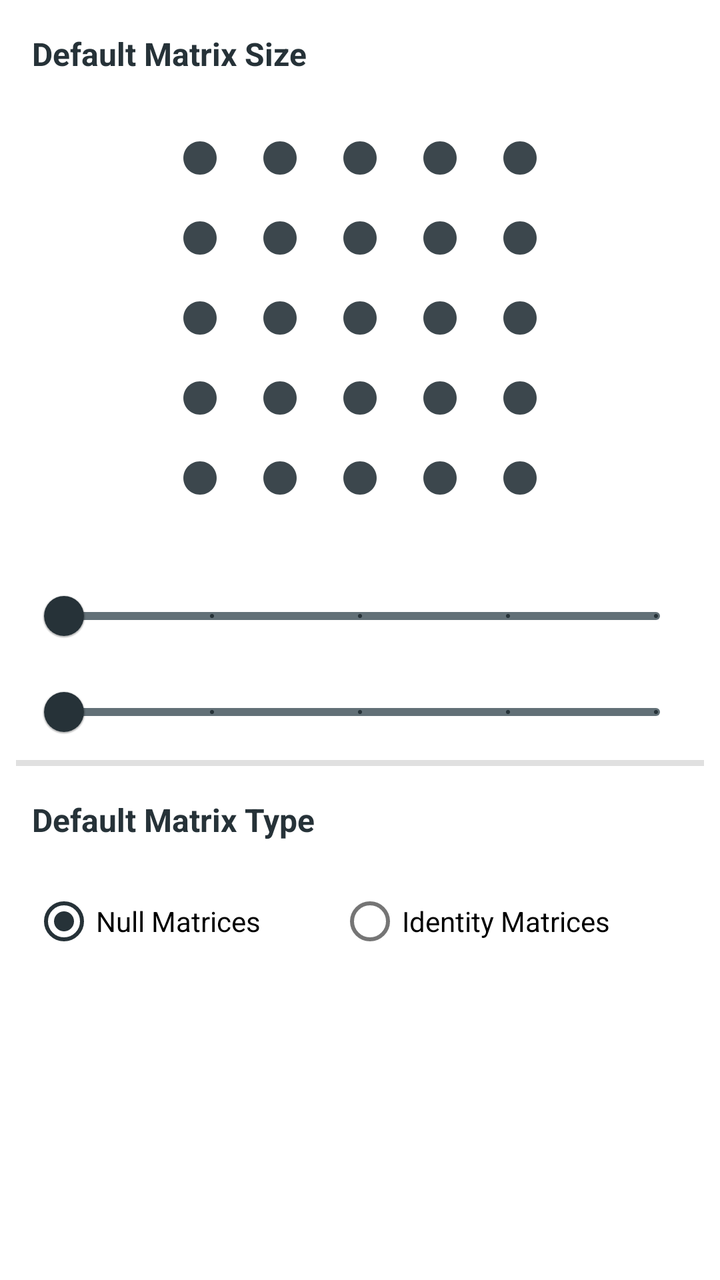
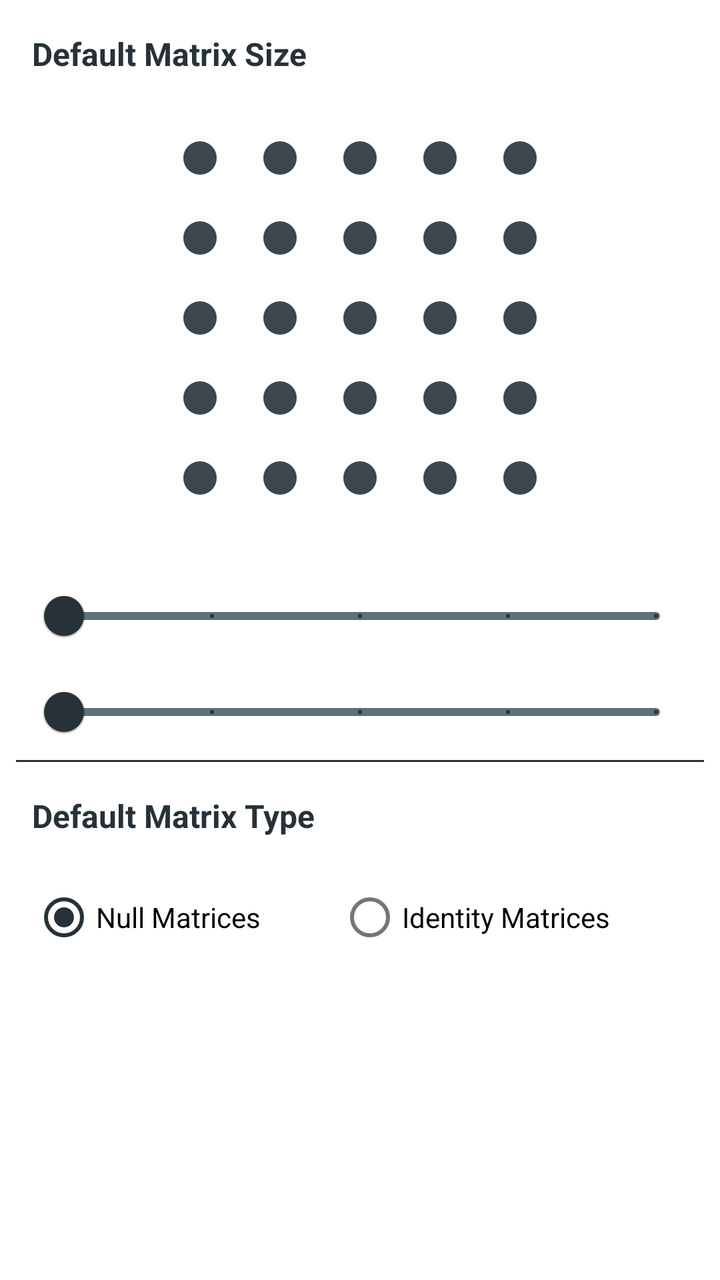

Before-and-after screenshots of an Android layout around one commit, followed by the original layout XML and the change that was made.
<!-- AndroidManifest.xml: application theme Theme.Matscape -->
<!-- res/layout/fragment_nav_settings.xml -->
<?xml version="1.0" encoding="utf-8"?>
<androidx.constraintlayout.widget.ConstraintLayout xmlns:android="http://schemas.android.com/apk/res/android"
    xmlns:app="http://schemas.android.com/apk/res-auto"
    xmlns:tools="http://schemas.android.com/tools"
    android:layout_width="match_parent"
    android:layout_height="match_parent"
    tools:context=".Fragments.NavigationFragments.SettingsFragment">

    <TextView
        android:id="@+id/Heading1"
        android:layout_width="wrap_content"
        android:layout_height="wrap_content"
        android:layout_margin="16dp"
        android:text="@string/default_matrix_heading"
        android:textColor="@color/blue_black"
        android:textSize="16sp"
        android:textStyle="bold"
        app:layout_constraintStart_toStartOf="parent"
        app:layout_constraintTop_toTopOf="parent" />

    <LinearLayout
        android:id="@+id/linearLayout"
        android:layout_width="wrap_content"
        android:layout_height="wrap_content"
        android:layout_marginTop="16dp"
        android:orientation="horizontal"
        app:layout_constraintBottom_toTopOf="@+id/SettingsGuideline1"
        app:layout_constraintEnd_toEndOf="parent"
        app:layout_constraintStart_toStartOf="parent"
        app:layout_constraintTop_toBottomOf="@+id/Heading1">

        <LinearLayout
            style="@style/ChangeMatrixLinearLayouts"
            app:layout_constraintTop_toBottomOf="@+id/imageView">

            <ImageView
                android:id="@+id/SettingsMatrixPrev11"
                style="@style/DefaultMatrixPreviewBullets"
                tools:ignore="ContentDescription" />

            <ImageView
                android:id="@+id/SettingsMatrixPrev21"
                style="@style/DefaultMatrixPreviewBullets"
                tools:ignore="ContentDescription" />

            <ImageView
                android:id="@+id/SettingsMatrixPrev31"
                style="@style/DefaultMatrixPreviewBullets"
                tools:ignore="ContentDescription" />

            <ImageView
                android:id="@+id/SettingsMatrixPrev41"
                style="@style/DefaultMatrixPreviewBullets"
                tools:ignore="ContentDescription" />

            <ImageView
                android:id="@+id/SettingsMatrixPrev51"
                style="@style/DefaultMatrixPreviewBullets"
                tools:ignore="ContentDescription" />

        </LinearLayout>

        <LinearLayout
            style="@style/ChangeMatrixLinearLayouts"
            app:layout_constraintTop_toBottomOf="@+id/imageView">

            <ImageView
                android:id="@+id/SettingsMatrixPrev12"
                style="@style/DefaultMatrixPreviewBullets"
                tools:ignore="ContentDescription" />

            <ImageView
                android:id="@+id/SettingsMatrixPrev22"
                style="@style/DefaultMatrixPreviewBullets"
                tools:ignore="ContentDescription" />

            <ImageView
                android:id="@+id/SettingsMatrixPrev32"
                style="@style/DefaultMatrixPreviewBullets"
                tools:ignore="ContentDescription" />

            <ImageView
                android:id="@+id/SettingsMatrixPrev42"
                style="@style/DefaultMatrixPreviewBullets"
                tools:ignore="ContentDescription" />

            <ImageView
                android:id="@+id/SettingsMatrixPrev52"
                style="@style/DefaultMatrixPreviewBullets"
                tools:ignore="ContentDescription" />
        </LinearLayout>

        <LinearLayout
            style="@style/ChangeMatrixLinearLayouts"
            app:layout_constraintTop_toBottomOf="@+id/imageView">

            <ImageView
                android:id="@+id/SettingsMatrixPrev13"
                style="@style/DefaultMatrixPreviewBullets"
                tools:ignore="ContentDescription" />

            <ImageView
                android:id="@+id/SettingsMatrixPrev23"
                style="@style/DefaultMatrixPreviewBullets"
                tools:ignore="ContentDescription" />

            <ImageView
                android:id="@+id/SettingsMatrixPrev33"
                style="@style/DefaultMatrixPreviewBullets"
                tools:ignore="ContentDescription" />

            <ImageView
                android:id="@+id/SettingsMatrixPrev43"
                style="@style/DefaultMatrixPreviewBullets"
                tools:ignore="ContentDescription" />

            <ImageView
                android:id="@+id/SettingsMatrixPrev53"
                style="@style/DefaultMatrixPreviewBullets"
                tools:ignore="ContentDescription" />
        </LinearLayout>

        <LinearLayout
            style="@style/ChangeMatrixLinearLayouts"
            app:layout_constraintTop_toBottomOf="@+id/imageView">

            <ImageView
                android:id="@+id/SettingsMatrixPrev14"
                style="@style/DefaultMatrixPreviewBullets"
                tools:ignore="ContentDescription" />

            <ImageView
                android:id="@+id/SettingsMatrixPrev24"
                style="@style/DefaultMatrixPreviewBullets"
                tools:ignore="ContentDescription" />

            <ImageView
                android:id="@+id/SettingsMatrixPrev34"
                style="@style/DefaultMatrixPreviewBullets"
                tools:ignore="ContentDescription" />

            <ImageView
                android:id="@+id/SettingsMatrixPrev44"
                style="@style/DefaultMatrixPreviewBullets"
                tools:ignore="ContentDescription" />

            <ImageView
                android:id="@+id/SettingsMatrixPrev54"
                style="@style/DefaultMatrixPreviewBullets"
                tools:ignore="ContentDescription" />
        </LinearLayout>

        <LinearLayout
            style="@style/ChangeMatrixLinearLayouts"
            app:layout_constraintTop_toBottomOf="@+id/imageView">

            <ImageView
                android:id="@+id/SettingsMatrixPrev15"
                style="@style/DefaultMatrixPreviewBullets"
                tools:ignore="ContentDescription" />

            <ImageView
                android:id="@+id/SettingsMatrixPrev25"
                style="@style/DefaultMatrixPreviewBullets"
                tools:ignore="ContentDescription" />

            <ImageView
                android:id="@+id/SettingsMatrixPrev35"
                style="@style/DefaultMatrixPreviewBullets"
                tools:ignore="ContentDescription" />

            <ImageView
                android:id="@+id/SettingsMatrixPrev45"
                style="@style/DefaultMatrixPreviewBullets"
                tools:ignore="ContentDescription" />

            <ImageView
                android:id="@+id/SettingsMatrixPrev55"
                style="@style/DefaultMatrixPreviewBullets"
                tools:ignore="ContentDescription" />
        </LinearLayout>

    </LinearLayout>

    <com.google.android.material.slider.Slider
        android:id="@+id/NavRowSlider"
        style="@style/MatrixDimensionsSliders"
        android:layout_marginTop="20dp"
        app:layout_constraintEnd_toEndOf="parent"
        app:layout_constraintStart_toStartOf="parent"
        app:layout_constraintTop_toTopOf="@+id/SettingsGuideline1" />

    <com.google.android.material.slider.Slider
        android:id="@+id/NavColumnSlider"
        style="@style/MatrixDimensionsSliders"
        app:layout_constraintEnd_toEndOf="parent"
        app:layout_constraintStart_toStartOf="parent"
        app:layout_constraintTop_toBottomOf="@+id/NavRowSlider" />

    <androidx.constraintlayout.widget.Guideline
        android:id="@+id/SettingsGuideline1"
        android:layout_width="wrap_content"
        android:layout_height="wrap_content"
        android:orientation="horizontal"
        app:layout_constraintGuide_begin="264dp" />

    <View
        android:id="@+id/Heading1DividerHeading2"
        android:layout_width="match_parent"
        android:layout_height="3dp"
        android:layout_marginStart="8dp"
        android:layout_marginEnd="8dp"
        android:background="?android:attr/listDivider"
        app:layout_constraintEnd_toEndOf="parent"
        app:layout_constraintStart_toStartOf="parent"
        app:layout_constraintTop_toBottomOf="@+id/NavColumnSlider" />

    <TextView
        android:id="@+id/Heading2"
        android:layout_width="wrap_content"
        android:layout_height="wrap_content"
        android:layout_margin="16dp"
        android:text="@string/default_matrix_type"
        android:textColor="@color/blue_black"
        android:textSize="16sp"
        android:textStyle="bold"
        app:layout_constraintStart_toStartOf="parent"
        app:layout_constraintTop_toBottomOf="@+id/Heading1DividerHeading2" />

    <RadioGroup
        android:layout_width="match_parent"
        android:layout_height="wrap_content"
        android:layout_margin="16dp"
        android:checkedButton="@id/NullMatrixRadio"
        android:orientation="horizontal"
        app:layout_constraintEnd_toEndOf="parent"
        app:layout_constraintStart_toStartOf="parent"
        app:layout_constraintTop_toBottomOf="@+id/Heading2">

        <com.google.android.material.radiobutton.MaterialRadioButton
            android:id="@+id/NullMatrixRadio"
            android:layout_width="wrap_content"
            android:layout_height="wrap_content"
            android:layout_weight="1"
            android:text="@string/text_null_matrices" />

        <com.google.android.material.radiobutton.MaterialRadioButton
            android:id="@+id/IdentityMatrixRadio"
            android:layout_width="wrap_content"
            android:layout_height="wrap_content"
            android:layout_weight="1"
            android:text="@string/text_identity_matrices" />

    </RadioGroup>

</androidx.constraintlayout.widget.ConstraintLayout>
<!-- resources referenced by this layout -->
<resources>
  <color name="blue_black">#263238</color>
  <string name="default_matrix_heading">Default Matrix Size</string>
  <string name="default_matrix_type">Default Matrix Type</string>
  <string name="text_identity_matrices">Identity Matrices</string>
  
      //for Feedback Section
  <string name="text_null_matrices">Null Matrices</string>
  <style name="ChangeMatrixLinearLayouts">
          <item name="android:layout_width">wrap_content</item>
          <item name="android:layout_height">wrap_content</item>
          <item name="android:orientation">vertical</item>
          <item name="android:gravity">center</item>
      </style>
  
      //for ChangeMatrix Material Fields Containers
  <style name="DefaultMatrixPreviewBullets">
          <item name="android:layout_width">40dp</item>
          <item name="android:layout_height">40dp</item>
          <item name="android:padding">10dp</item>
          <item name="srcCompat">@drawable/ic_nav_default_matrix_prev</item>
          <item name="android:tint">@color/blue_black</item>
      </style>
  
      //for About TextViews
  <style name="MatrixDimensionsSliders">
          <item name="android:layout_width">0dp</item>
          <item name="android:layout_height">0dp</item>
          <item name="android:stepSize">1</item>
          <item name="android:valueFrom">1</item>
          <item name="android:valueTo">5</item>
          <item name="android:layout_marginEnd">16dp</item>
          <item name="android:layout_marginStart">16dp</item>
          <item name="haloColor">@color/blue_black</item>
          <item name="thumbColor">@color/blue_black</item>
          <item name="trackColorActive">@color/blue_black</item>
          <item name="trackColorInactive">@color/light_blue_black</item>
          <item name="tickColor">@color/blue_black</item>
      </style>
  
      //for Settings Default Matrix Preview Bullets
  <style name="Theme.Matscape" parent="Theme.MaterialComponents.DayNight.NoActionBar">
          
          <item name="colorPrimary">@color/blue_black</item>
          <item name="colorPrimaryVariant">@color/light_blue_black</item>
          <item name="colorOnPrimary">@color/white</item>
          
          <item name="colorSecondary">@color/blue_black</item>
          <item name="colorSecondaryVariant">@color/light_blue_black</item>
          <item name="colorOnSecondary">@color/black</item>
          
          <item name="android:statusBarColor" tools:targetApi="l">?attr/colorPrimary</item>
          
          <item name="android:textColor">@color/blue_black</item>
      </style>
  <!-- drawable ic_nav_default_matrix_prev (drawable) -->
  <vector android:alpha="0.9" android:height="24dp" android:tint="#6513A4"
      android:viewportHeight="24" android:viewportWidth="24"
      android:width="24dp" xmlns:android="http://schemas.android.com/apk/res/android">
      <path android:fillColor="@android:color/white" android:pathData="M12,2C6.47,2 2,6.47 2,12s4.47,10 10,10 10,-4.47 10,-10S17.53,2 12,2z"/>
  </vector>
  <color name="light_blue_black">#627077</color>
  <color name="white">#FFFFFFFF</color>
  <color name="black">#FF000000</color>
</resources>

<!-- the commit's change to res/layout/fragment_nav_settings.xml (unified diff, before → after) -->
@@ -4,6 +4,7 @@
     xmlns:tools="http://schemas.android.com/tools"
     android:layout_width="match_parent"
     android:layout_height="match_parent"
+    android:background="@color/fragment_bg_color"
     tools:context=".Fragments.NavigationFragments.SettingsFragment">
 
     <TextView
@@ -12,7 +13,7 @@
         android:layout_height="wrap_content"
         android:layout_margin="16dp"
         android:text="@string/default_matrix_heading"
-        android:textColor="@color/blue_black"
+        android:textColor="@color/icon_color"
         android:textSize="16sp"
         android:textStyle="bold"
         app:layout_constraintStart_toStartOf="parent"
@@ -207,10 +208,10 @@
     <View
         android:id="@+id/Heading1DividerHeading2"
         android:layout_width="match_parent"
-        android:layout_height="3dp"
+        android:layout_height="1dp"
         android:layout_marginStart="8dp"
         android:layout_marginEnd="8dp"
-        android:background="?android:attr/listDivider"
+        android:background="@color/icon_color"
         app:layout_constraintEnd_toEndOf="parent"
         app:layout_constraintStart_toStartOf="parent"
         app:layout_constraintTop_toBottomOf="@+id/NavColumnSlider" />
@@ -221,7 +222,7 @@
         android:layout_height="wrap_content"
         android:layout_margin="16dp"
         android:text="@string/default_matrix_type"
-        android:textColor="@color/blue_black"
+        android:textColor="@color/icon_color"
         android:textSize="16sp"
         android:textStyle="bold"
         app:layout_constraintStart_toStartOf="parent"
<!-- resource entries referenced after the edit -->
@@ -1,5 +1,7 @@
 <!-- resources referenced by this layout -->
 <resources>
+  <color name="fragment_bg_color">#FFFFFF</color>
+  <color name="icon_color">#263238</color>
   <color name="blue_black">#263238</color>
   <string name="default_matrix_heading">Default Matrix Size</string>
   <string name="default_matrix_type">Default Matrix Type</string>
@@ -20,7 +22,7 @@
           <item name="android:layout_height">40dp</item>
           <item name="android:padding">10dp</item>
           <item name="srcCompat">@drawable/ic_nav_default_matrix_prev</item>
-          <item name="android:tint">@color/blue_black</item>
+          <item name="android:tint">@color/icon_color</item>
       </style>
   
       //for About TextViews
@@ -32,11 +34,11 @@
           <item name="android:valueTo">5</item>
           <item name="android:layout_marginEnd">16dp</item>
           <item name="android:layout_marginStart">16dp</item>
-          <item name="haloColor">@color/blue_black</item>
-          <item name="thumbColor">@color/blue_black</item>
-          <item name="trackColorActive">@color/blue_black</item>
+          <item name="haloColor">@color/icon_color</item>
+          <item name="thumbColor">@color/icon_color</item>
+          <item name="trackColorActive">@color/icon_color</item>
           <item name="trackColorInactive">@color/light_blue_black</item>
-          <item name="tickColor">@color/blue_black</item>
+          <item name="tickColor">@color/icon_color</item>
       </style>
   
       //for Settings Default Matrix Preview Bullets
